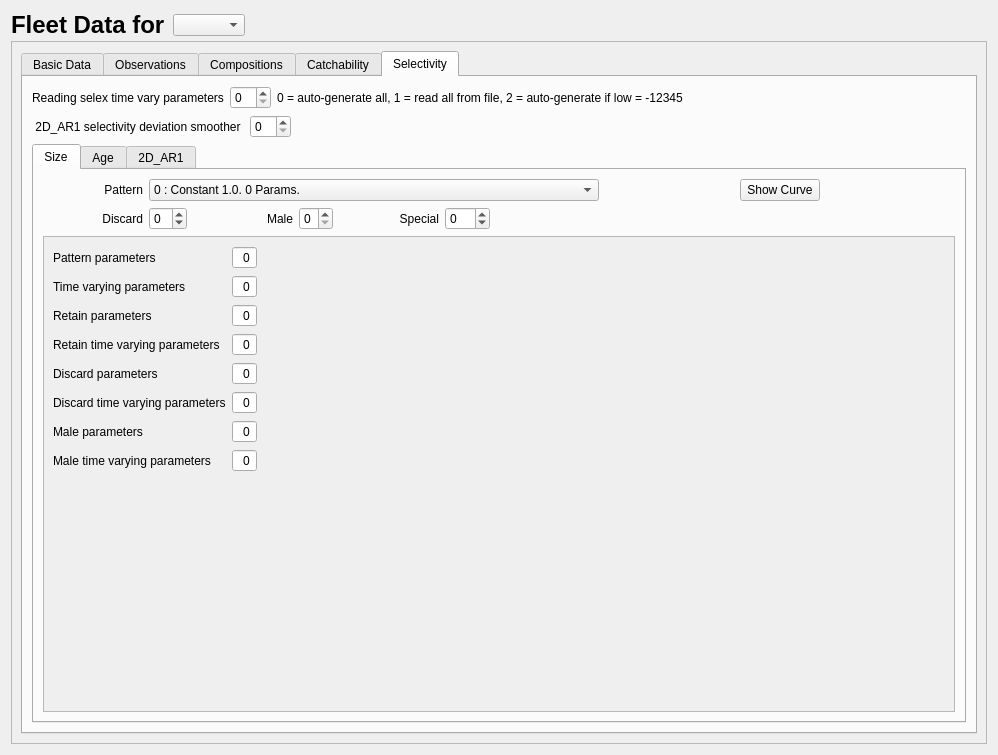
Before: the Qt Designer form src/fleet_widget.ui in nmfs-ost/ss3-ssi, drawn with Qt 5.
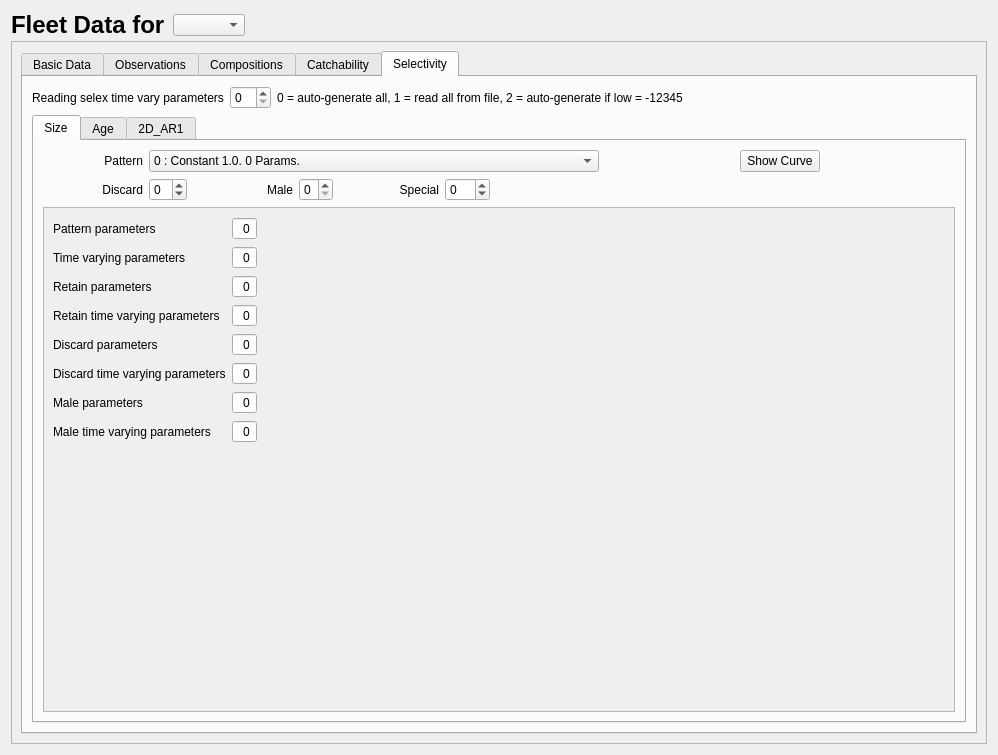
After: the same form once the commit is applied. The open tabs and pages were chosen to show the change. Icons and pictures are not drawn.

Commit message: ver 3.30.15.09 1. Implemented selectivity curve 42. 2. Defaults for selectivity 42 and selectivity 27 are similar to auto-    generated parameters in SS. 3. Included table for 2DAR1. for version 3.30.15.08 1. Fixed selectivity curves    5 - Two parameters are limited by bin number    8 - Added bins to chart view    14, 20, 24, 25, & 26 - React correctly to slider input - BUG #76456    27 - Responds to change in special    41 - Reworked 2. Added capability for 2DAR1 specification and parameters.

Patch:
```diff
--- a/src/fleet_widget.ui
+++ b/src/fleet_widget.ui
@@ -1612,40 +1612,6 @@
             </item>
            </layout>
           </item>
-          <item>
-           <layout class="QHBoxLayout" name="horizontalLayout">
-            <item>
-             <widget class="QLabel" name="label_ar1">
-              <property name="text">
-               <string> 2D_AR1 selectivity deviation smoother </string>
-              </property>
-             </widget>
-            </item>
-            <item>
-             <widget class="QSpinBox" name="spinBox_ar1"/>
-            </item>
-            <item>
-             <widget class="QLabel" name="label_ar1_info">
-              <property name="text">
-               <string/>
-              </property>
-             </widget>
-            </item>
-            <item>
-             <spacer name="horizontalSpacer_21">
-              <property name="orientation">
-               <enum>Qt::Horizontal</enum>
-              </property>
-              <property name="sizeHint" stdset="0">
-               <size>
-                <width>40</width>
-                <height>20</height>
-               </size>
-              </property>
-             </spacer>
-            </item>
-           </layout>
-          </item>
           <item>
            <widget class="QTabWidget" name="tabWidget_selex">
             <property name="currentIndex">
@@ -1949,8 +1915,8 @@
                   <rect>
                    <x>0</x>
                    <y>0</y>
-                   <width>852</width>
-                   <height>388</height>
+                   <width>878</width>
+                   <height>396</height>
                   </rect>
                  </property>
                  <layout class="QVBoxLayout" name="verticalLayout_17">
@@ -2194,10 +2160,23 @@
                       </property>
                      </widget>
                     </item>
+                    <item row="18" column="8">
+                     <spacer name="verticalSpacer_2">
+                      <property name="orientation">
+                       <enum>Qt::Vertical</enum>
+                      </property>
+                      <property name="sizeHint" stdset="0">
+                       <size>
+                        <width>20</width>
+                        <height>40</height>
+                       </size>
+                      </property>
+                     </spacer>
+                    </item>
                    </layout>
                   </item>
                   <item>
-                   <spacer name="verticalSpacer_2">
+                   <spacer name="verticalSpacer_sizeSelex">
                     <property name="orientation">
                      <enum>Qt::Vertical</enum>
                     </property>
```
Left out of the diff: 8 changed lines with no effect on the pictures. The commit also changes 26 other files.
